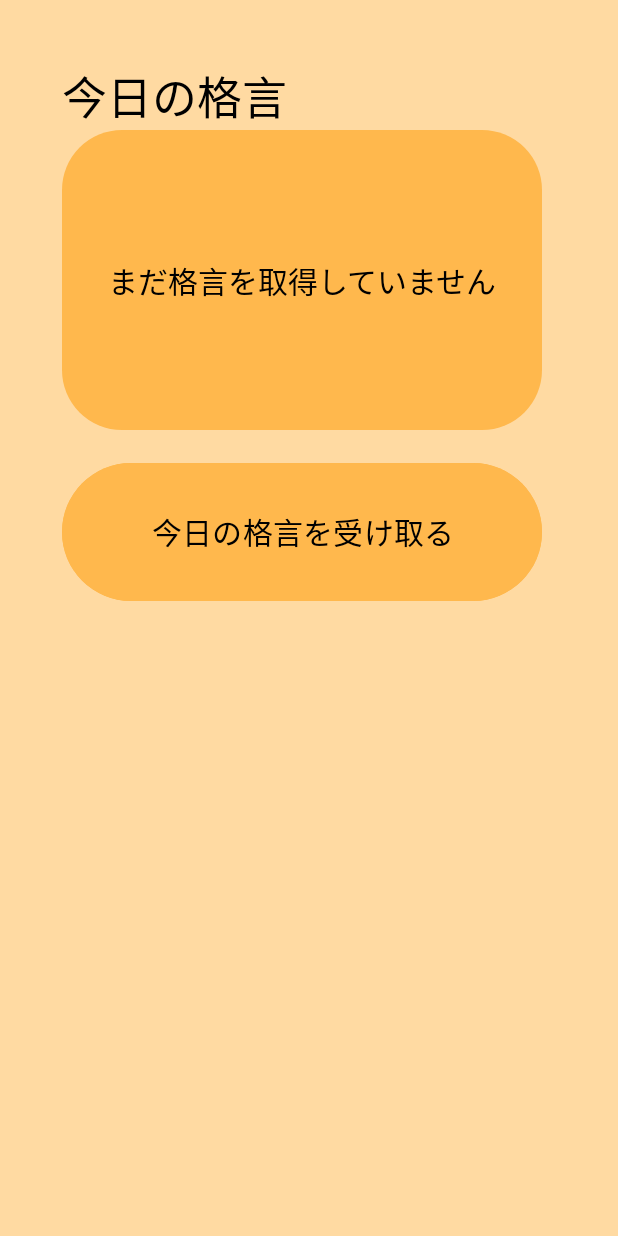
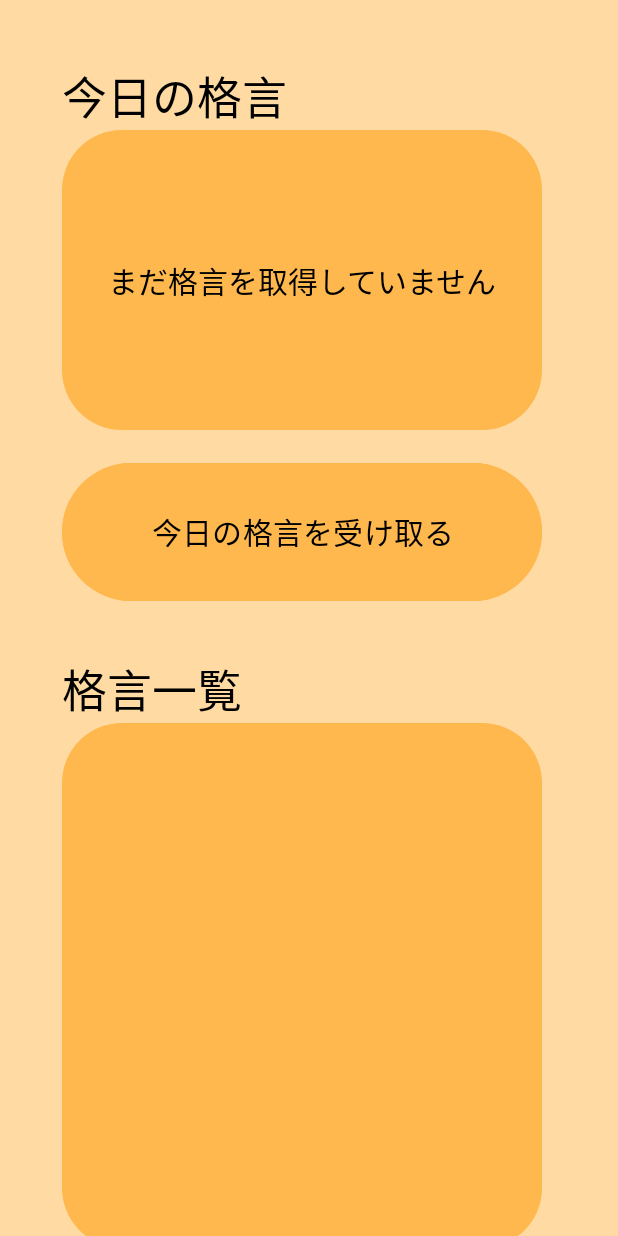
Before and after one commit to Saku0512/Collect-Proverb, an Android app: the screen it shows after launch (MainActivity), on a phone screen of 412 x 824 dp. Run offline under Robolectric (Android 15) with nearby library versions, the phone set to English and light mode, and no system bars.

Commit message:
格言一覧の背景を描画

```diff
--- /dev/null
+++ b/app/src/main/res/drawable/list_background.xml
@@ -0,0 +1,8 @@
+<?xml version="1.0" encoding="utf-8"?>
+<shape xmlns:android="http://schemas.android.com/apk/res/android">
+    <corners android:radius="40dp"/>
+    <solid android:color="@color/lightOrange" />
+    <size
+        android:width="320dp"
+        android:height="350dp" />
+</shape>
--- a/app/src/main/res/layout/activity_main.xml
+++ b/app/src/main/res/layout/activity_main.xml
@@ -31,6 +31,14 @@
         android:layout_height="0dp"
         android:orientation="horizontal"
         app:layout_constraintGuide_percent="0.37" /> <!-- 雲の背景の下 + 5% の位置 -->
+
+    <androidx.constraintlayout.widget.Guideline
+        android:id="@+id/guideline_list_margin"
+        android:layout_width="0dp"
+        android:layout_height="0dp"
+        android:orientation="horizontal"
+        app:layout_constraintGuide_percent="0.53"/> <!-- ボタンの下 + 5% の位置 -->
+
 
     <TextView
         android:id="@+id/textView"
@@ -78,5 +86,25 @@
         app:layout_constraintEnd_toEndOf="@+id/cloudBackground"
         tools:ignore="MissingConstraints" />
 
+    <TextView
+        android:id="@+id/proverb_list"
+        android:layout_width="wrap_content"
+        android:layout_height="wrap_content"
+        android:text="@string/proverb_list"
+        android:textSize="30sp"
+        android:textColor="@color/black"
+        app:layout_constraintTop_toTopOf="@id/guideline_list_margin"
+        app:layout_constraintStart_toStartOf="@id/get_button"/>
+
+    <!-- 格言一覧の背景 -->
+    <ImageView
+        android:id="@+id/listBackground"
+        android:layout_width="wrap_content"
+        android:layout_height="wrap_content"
+        android:contentDescription="@string/list_description"
+        android:src="@drawable/list_background"
+        app:layout_constraintTop_toBottomOf="@id/proverb_list"
+        app:layout_constraintStart_toStartOf="@id/guideline_left" />
+
 
 </androidx.constraintlayout.widget.ConstraintLayout>
--- a/app/src/main/res/values/strings.xml
+++ b/app/src/main/res/values/strings.xml
@@ -4,4 +4,6 @@
     <string name="no_proverb_yet">まだ格言を取得していません</string>
     <string name="cloud_description">背景の雲</string>
     <string name="get_proverb_button">今日の格言を受け取る</string>
+    <string name="proverb_list">格言一覧</string>
+    <string name="list_description">格言一覧の背景</string>
 </resources>
```
